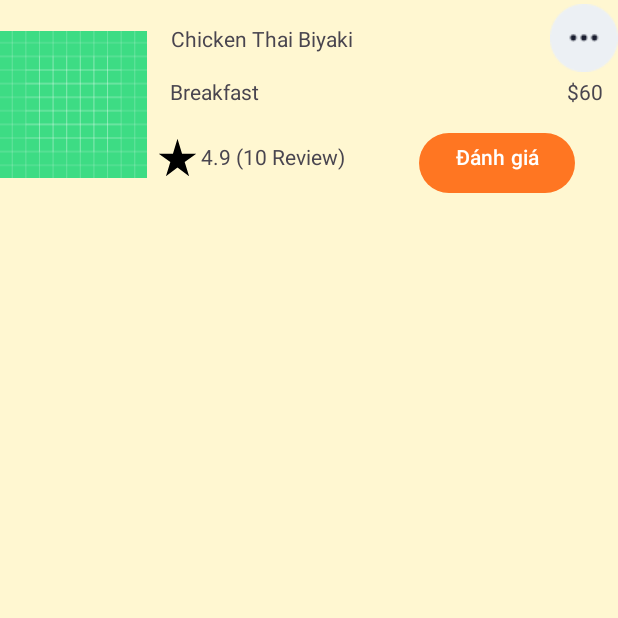
After one commit to HoDucLinh/OrderFoodApp, an Android app built with Jetpack Compose: the FoodRatingDetail screen opened directly, with no data from a screen before it, on a phone screen of 412 x 824 dp, the top half of it. The commit adds this screen. Run offline under Robolectric (Android 15) with nearby library versions, the phone set to English and light mode, and no system bars.

Commit message:
create fragment rating

```diff
--- /dev/null
+++ b/app/src/main/java/com/ltb/orderfoodapp/view/FoodRatingDetail.kt
@@ -0,0 +1,32 @@
+package com.ltb.orderfoodapp.view
+
+import android.os.Bundle
+import android.widget.Button
+import androidx.activity.enableEdgeToEdge
+import androidx.appcompat.app.AppCompatActivity
+import androidx.core.view.ViewCompat
+import androidx.core.view.WindowInsetsCompat
+import com.ltb.orderfoodapp.R
+
+class FoodRatingDetail : AppCompatActivity() {
+
+
+
+    override fun onCreate(savedInstanceState: Bundle?) {
+        super.onCreate(savedInstanceState)
+        enableEdgeToEdge()
+        setContentView(R.layout.activity_food_rating_detail)
+        ViewCompat.setOnApplyWindowInsetsListener(findViewById(R.id.main)) { v, insets ->
+            val systemBars = insets.getInsets(WindowInsetsCompat.Type.systemBars())
+            v.setPadding(systemBars.left, systemBars.top, systemBars.right, systemBars.bottom)
+            insets
+        }
+
+        val ratingBtn: Button = findViewById(R.id.btn_rating)
+
+        ratingBtn.setOnClickListener{
+            val dialog = RateProductDialogFragment()
+            dialog.show(supportFragmentManager, "RateProductDialog")
+        }
+    }
+}
--- /dev/null
+++ b/app/src/main/res/layout/activity_food_rating_detail.xml
@@ -0,0 +1,101 @@
+<?xml version="1.0" encoding="utf-8"?>
+<LinearLayout xmlns:android="http://schemas.android.com/apk/res/android"
+    xmlns:app="http://schemas.android.com/apk/res-auto"
+    xmlns:tools="http://schemas.android.com/tools"
+    android:id="@+id/main"
+    android:layout_width="match_parent"
+    android:layout_height="match_parent"
+    tools:context=".view.RatingFoodDetail"
+    android:orientation="horizontal">
+
+    <ImageView
+        android:id="@+id/imageButton2"
+        android:layout_width="195dp"
+        android:layout_height="wrap_content"
+        android:layout_weight="1"
+        app:srcCompat="@drawable/ic_launcher_background"
+        android:layout_marginTop="15dp"/>
+
+    <LinearLayout
+        android:layout_width="match_parent"
+        android:layout_height="match_parent"
+        android:layout_weight="1"
+        android:orientation="vertical">
+
+        <RelativeLayout
+            android:layout_width="match_parent"
+            android:layout_height="51dp">
+
+            <TextView
+                android:id="@+id/textView7"
+                android:layout_width="wrap_content"
+                android:layout_height="wrap_content"
+                android:layout_alignParentStart="true"
+                android:layout_centerVertical="true"
+                android:paddingStart="16dp"
+                android:text="Chicken Thai Biyaki" />
+
+            <ImageButton
+                android:id="@+id/imageButton3"
+                android:layout_width="wrap_content"
+                android:layout_height="wrap_content"
+                android:layout_alignParentEnd="true"
+                android:layout_centerVertical="true"
+
+                android:background="@drawable/icon_more" />
+        </RelativeLayout>
+
+        <LinearLayout
+            android:layout_width="match_parent"
+            android:layout_height="33dp"
+            android:orientation="horizontal">
+
+            <TextView
+                android:id="@+id/textView13"
+                android:layout_width="74dp"
+                android:layout_height="wrap_content"
+                android:layout_marginLeft="15dp"
+                android:text="Breakfast" />
+
+            <TextView
+                android:id="@+id/textView12"
+                android:layout_width="wrap_content"
+                android:layout_height="wrap_content"
+                android:layout_marginRight="10dp"
+                android:layout_weight="1"
+                android:gravity="right"
+                android:text="$60" />
+        </LinearLayout>
+
+
+        <LinearLayout
+            android:layout_width="match_parent"
+            android:layout_height="73dp"
+            android:orientation="horizontal"
+            android:layout_marginLeft="5dp">
+
+            <ImageButton
+                android:id="@+id/imageButton4"
+                android:layout_width="30dp"
+                android:layout_height="30dp"
+                android:background="@drawable/ic_star_rate"
+                android:layout_marginTop="5dp"/>
+
+            <TextView
+                android:id="@+id/textView11"
+                android:layout_width="wrap_content"
+                android:layout_height="39dp"
+                android:gravity="center"
+                android:text="4.9 (10 Review)" />
+
+            <Button
+                android:id="@+id/btn_rating"
+                android:layout_width="wrap_content"
+                android:layout_height="wrap_content"
+                android:layout_marginLeft="50dp"
+                android:gravity="right"
+                android:text="Đánh giá" />
+        </LinearLayout>
+    </LinearLayout>
+
+</LinearLayout>
--- a/app/src/main/res/layout/activity_my_main_menu.xml
+++ b/app/src/main/res/layout/activity_my_main_menu.xml
@@ -160,6 +160,7 @@
                     android:textColor="@color/textDark" />
 
                 <TextView
+                    android:id="@+id/favorite"
                     android:layout_width="match_parent"
                     android:layout_height="wrap_content"
                     android:background="@android:color/transparent"
```
Also changed, not shown: app/src/main/AndroidManifest.xml (+15 -6 lines), app/src/main/java/com/ltb/orderfoodapp/view/FoodRating.kt (added, +21 -0 lines), app/src/main/java/com/ltb/orderfoodapp/view/RateProductDialogFragment.kt (added, +50 -0 lines), app/src/main/res/layout/activity_food_rating.xml (added, +175 -0 lines), app/src/main/res/layout/fragment_rate_product_dialog.xml (added, +39 -0 lines), app/src/main/res/values/styles.xml (added, +7 -0 lines).
